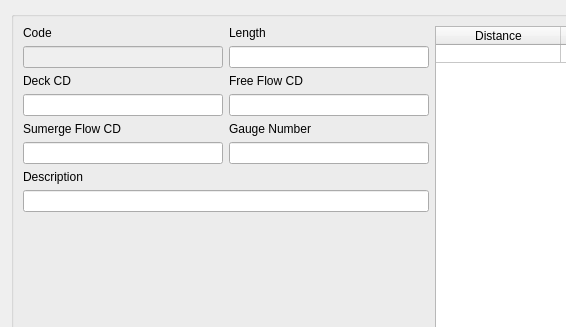
Qt form core/ui/toolbars/main/bridge.ui (ibergis/ibergis_qgis_plugin) before a commit; both pictures show x 0 to 566 and y 0 to 327 of the 975 by 613 pixel window.
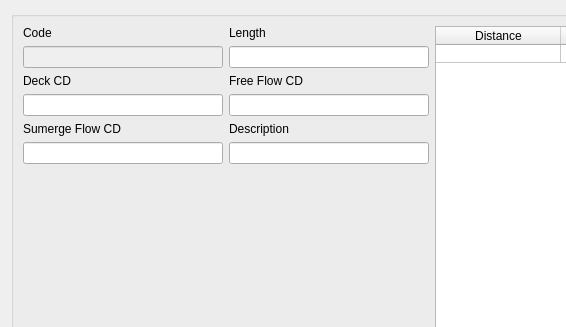
The same form after that commit.

Commit message: fix(bridges): write fid as gaugenumber on Iber_Internal_cond.dat

```diff
--- a/core/ui/toolbars/main/bridge.ui
+++ b/core/ui/toolbars/main/bridge.ui
@@ -302,56 +302,6 @@
             </property>
            </widget>
           </item>
-          <item row="6" column="1">
-           <widget class="QLineEdit" name="txt_gaugenumber">
-            <property name="sizePolicy">
-             <sizepolicy hsizetype="Fixed" vsizetype="Fixed">
-              <horstretch>0</horstretch>
-              <verstretch>0</verstretch>
-             </sizepolicy>
-            </property>
-            <property name="minimumSize">
-             <size>
-              <width>200</width>
-              <height>0</height>
-             </size>
-            </property>
-            <property name="maximumSize">
-             <size>
-              <width>200</width>
-              <height>16777215</height>
-             </size>
-            </property>
-            <property name="alignment">
-             <set>Qt::AlignLeading|Qt::AlignLeft|Qt::AlignTop</set>
-            </property>
-           </widget>
-          </item>
-          <item row="5" column="1">
-           <widget class="QLabel" name="lbl_gaugenumber">
-            <property name="sizePolicy">
-             <sizepolicy hsizetype="Fixed" vsizetype="Fixed">
-              <horstretch>0</horstretch>
-              <verstretch>0</verstretch>
-             </sizepolicy>
-            </property>
-            <property name="minimumSize">
-             <size>
-              <width>200</width>
-              <height>0</height>
-             </size>
-            </property>
-            <property name="maximumSize">
-             <size>
-              <width>200</width>
-              <height>16777215</height>
-             </size>
-            </property>
-            <property name="text">
-             <string>Gauge Number</string>
-            </property>
-           </widget>
-          </item>
           <item row="4" column="1">
            <widget class="QLineEdit" name="txt_freeflow">
             <property name="sizePolicy">
@@ -377,56 +327,6 @@
             </property>
            </widget>
           </item>
-          <item row="8" column="0" colspan="2">
-           <widget class="QLineEdit" name="txt_descript">
-            <property name="sizePolicy">
-             <sizepolicy hsizetype="Expanding" vsizetype="Fixed">
-              <horstretch>0</horstretch>
-              <verstretch>0</verstretch>
-             </sizepolicy>
-            </property>
-            <property name="minimumSize">
-             <size>
-              <width>0</width>
-              <height>0</height>
-             </size>
-            </property>
-            <property name="maximumSize">
-             <size>
-              <width>16777215</width>
-              <height>16777215</height>
-             </size>
-            </property>
-            <property name="alignment">
-             <set>Qt::AlignLeading|Qt::AlignLeft|Qt::AlignTop</set>
-            </property>
-           </widget>
-          </item>
-          <item row="7" column="0" colspan="2">
-           <widget class="QLabel" name="label_2">
-            <property name="sizePolicy">
-             <sizepolicy hsizetype="Fixed" vsizetype="Fixed">
-              <horstretch>0</horstretch>
-              <verstretch>0</verstretch>
-             </sizepolicy>
-            </property>
-            <property name="minimumSize">
-             <size>
-              <width>200</width>
-              <height>0</height>
-             </size>
-            </property>
-            <property name="maximumSize">
-             <size>
-              <width>16777215</width>
-              <height>16777215</height>
-             </size>
-            </property>
-            <property name="text">
-             <string>Description</string>
-            </property>
-           </widget>
-          </item>
           <item row="9" column="0" colspan="2">
            <spacer name="verticalSpacer">
             <property name="orientation">
@@ -514,6 +414,56 @@
             </item>
            </layout>
           </item>
+          <item row="5" column="1">
+           <widget class="QLabel" name="label_2">
+            <property name="sizePolicy">
+             <sizepolicy hsizetype="Fixed" vsizetype="Fixed">
+              <horstretch>0</horstretch>
+              <verstretch>0</verstretch>
+             </sizepolicy>
+            </property>
+            <property name="minimumSize">
+             <size>
+              <width>200</width>
+              <height>0</height>
+             </size>
+            </property>
+            <property name="maximumSize">
+             <size>
+              <width>16777215</width>
+              <height>16777215</height>
+             </size>
+            </property>
+            <property name="text">
+             <string>Description</string>
+            </property>
+           </widget>
+          </item>
+          <item row="6" column="1">
+           <widget class="QLineEdit" name="txt_descript">
+            <property name="sizePolicy">
+             <sizepolicy hsizetype="Expanding" vsizetype="Fixed">
+              <horstretch>0</horstretch>
+              <verstretch>0</verstretch>
+             </sizepolicy>
+            </property>
+            <property name="minimumSize">
+             <size>
+              <width>200</width>
+              <height>0</height>
+             </size>
+            </property>
+            <property name="maximumSize">
+             <size>
+              <width>200</width>
+              <height>16777215</height>
+             </size>
+            </property>
+            <property name="alignment">
+             <set>Qt::AlignLeading|Qt::AlignLeft|Qt::AlignTop</set>
+            </property>
+           </widget>
+          </item>
          </layout>
         </item>
        </layout>
```
The commit also changes 3 other files.
